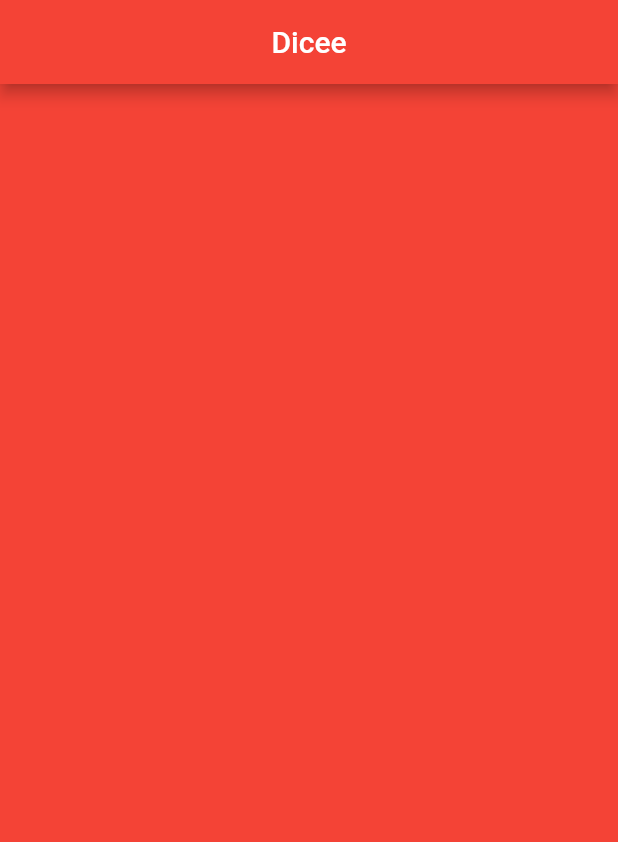
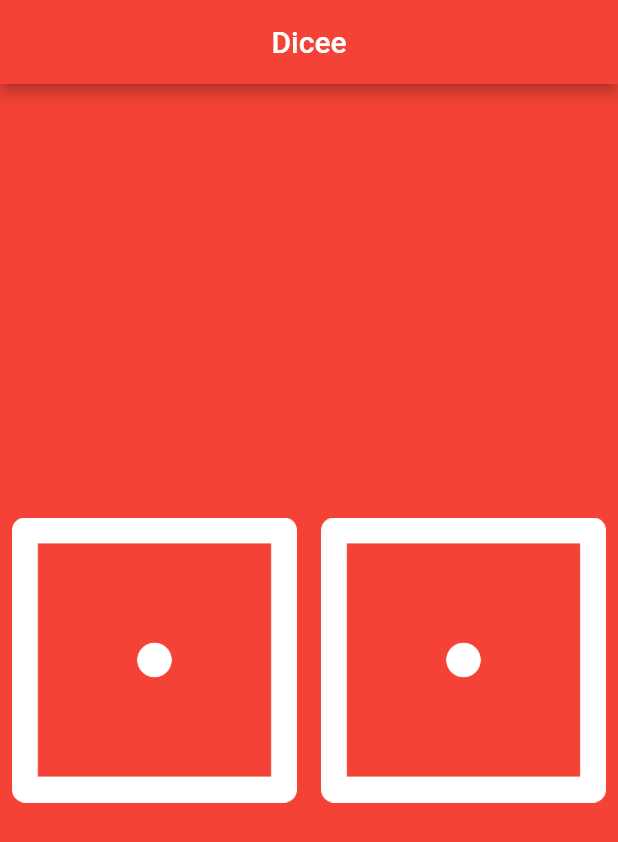
Before and after one commit to bibek-beebayk/Dicee, a Flutter app: the screen it shows after launch, on a phone screen of 412 x 824 dp. Shown: the top 842 px of the screen. Run offline on Flutter 3.47's test engine with Material 2 defaults, Android fonts, the phone set to English and light mode, and no system bars.

Commit message:
Added Buttons

```diff
--- a/lib/main.dart
+++ b/lib/main.dart
@@ -20,6 +20,27 @@ void main() {
 class DicePage extends StatelessWidget {
   @override
   Widget build(BuildContext context) {
-    return Container();
+    return Center(
+      child: Row(
+        children: [
+          Expanded(
+            child: TextButton(
+              child: Image.asset('images/dice1.png'),
+              onPressed: () {
+                print('Left Button is pressed.');
+              },
+            ),
+          ),
+          Expanded(
+            child: TextButton(
+              child: Image.asset('images/dice1.png'),
+              onPressed: () {
+                print('Right Button is pressed.');
+              },
+            ),
+          ),
+        ],
+      ),
+    );
   }
 }
```
